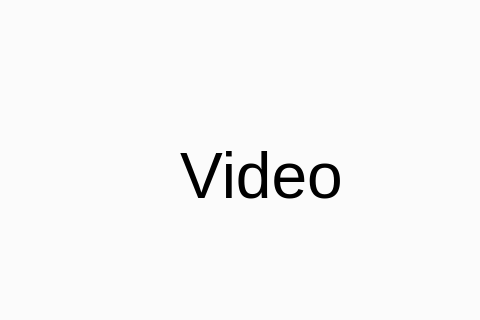
The window that mainwindow.ui (trivalchang/venus) describes before a commit, drawn with Qt 5; both pictures show x 196 to 676 and y 122 to 442 of the 827 by 591 pixel window.
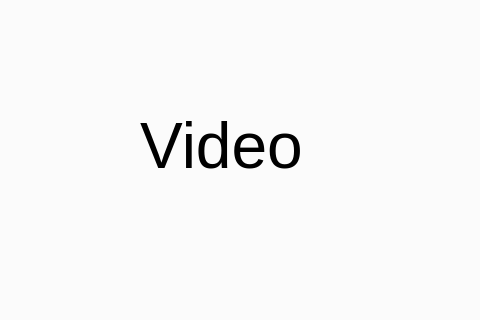
The same window after the commit. Custom widgets are drawn as their Qt base class.

Commit message: refine window position

What changed in the file:
```diff
--- a/mainwindow.ui
+++ b/mainwindow.ui
@@ -48,8 +48,8 @@
        <rect>
         <x>130</x>
         <y>10</y>
-        <width>631</width>
-        <height>411</height>
+        <width>551</width>
+        <height>351</height>
        </rect>
       </property>
       <property name="font">
```
Left out of the diff: 2 changed lines with no effect on the pictures. The commit also changes 1 other file.
